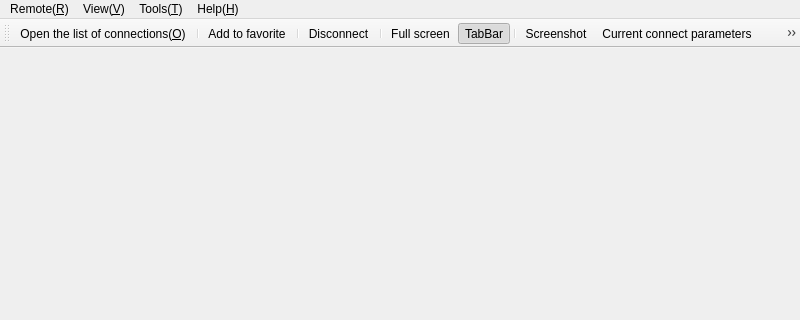
Above: App/Client/mainwindow.ui from KangLin/RabbitRemoteControl before the change; both pictures show x 0 to 800 and y 0 to 320 of the 800 by 600 pixel window. Below: the same form after it.
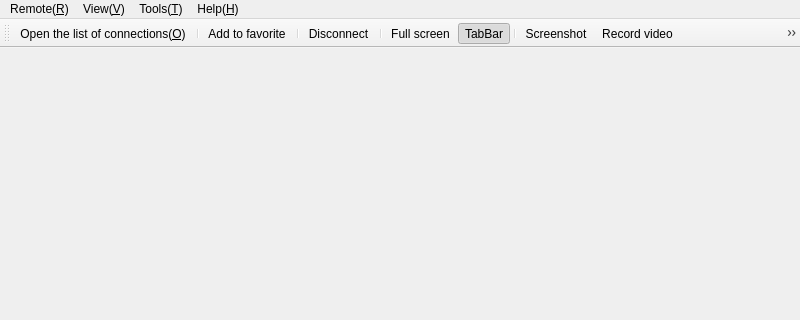
That is the form after the change. Icons and pictures are not drawn.

Commit message: Client: add record video

```diff
--- a/App/Client/mainwindow.ui
+++ b/App/Client/mainwindow.ui
@@ -122,6 +122,7 @@
    <addaction name="actionTabBar_B"/>
    <addaction name="separator"/>
    <addaction name="actionScreenshot"/>
+   <addaction name="actionRecordVideo"/>
    <addaction name="actionCurrent_connect_parameters"/>
    <addaction name="actionSettings"/>
    <addaction name="separator"/>
@@ -585,6 +586,17 @@
     <string>Status bar</string>
    </property>
   </action>
+  <action name="actionRecordVideo">
+   <property name="checkable">
+    <bool>true</bool>
+   </property>
+   <property name="icon">
+    <iconset theme="media-record"/>
+   </property>
+   <property name="text">
+    <string> Record video</string>
+   </property>
+  </action>
  </widget>
  <resources/>
  <connections/>
```
Left out of the diff: 69 changed lines with no effect on the pictures. The commit also changes 10 other files.
